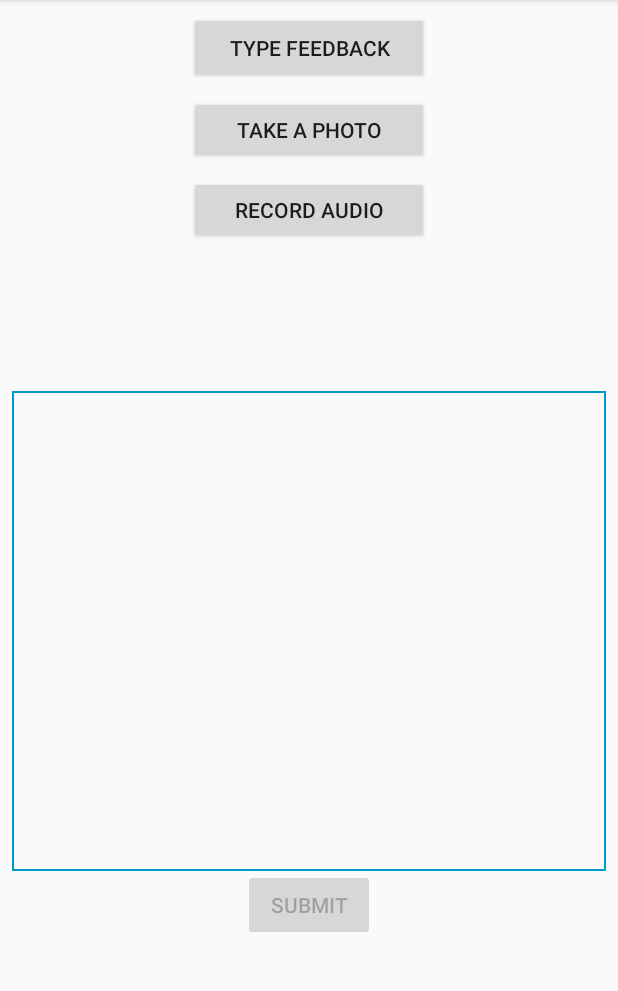
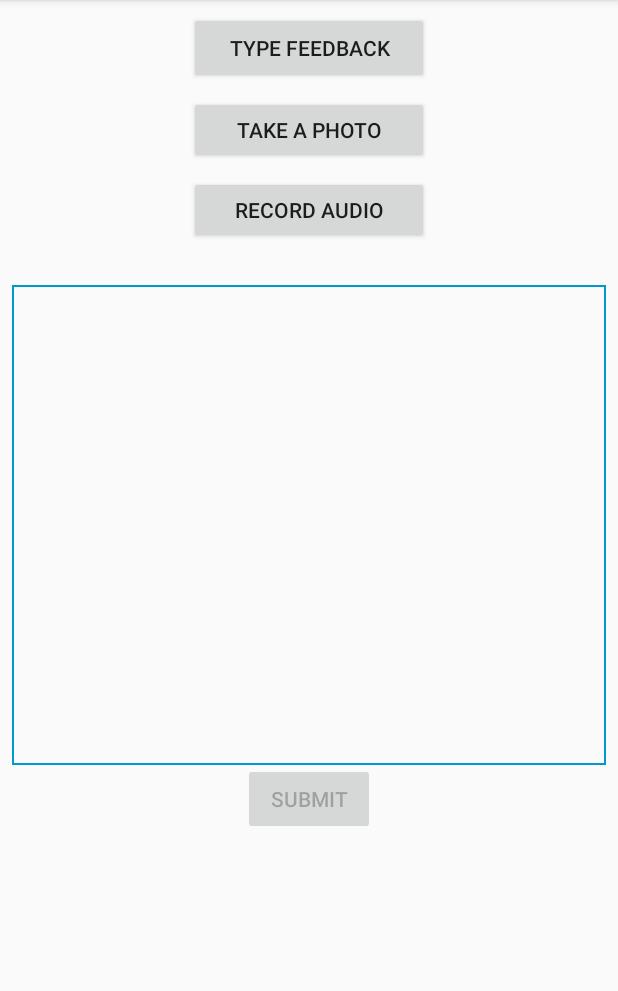
Before and after one commit to dcostinett/ProvidenceHackathon, an Android app: the screen it shows after launch (CustomerFeedbackActivity), after a tap on "TYPE FEEDBACK", on a phone screen of 412 x 824 dp, the part 84-1075 px from its top. Run offline under Robolectric (Android 15) with nearby library versions, the phone set to English and light mode, and no system bars; our stand-ins replace ButterKnife, Dagger/Hilt's generated code; libraries missing offline, so code that uses them is left out: retrofit2.adapter.rxjava, rx.android.schedulers, rx.schedulers; 6 statements that could not run were skipped.

Commit message:
minor tweaks

```diff
--- a/app/src/main/java/org/providence/hackathon/hackathon/NetworkService.java
+++ b/app/src/main/java/org/providence/hackathon/hackathon/NetworkService.java
@@ -151,6 +151,9 @@ public class NetworkService {
                     @Override
                     public void onError(Throwable e) {
                         Log.d(TAG, "postTextFeedback onError: " + e.getMessage());
+                        Intent intent = new Intent();
+                        intent.setAction(CustomerFeedbackActivity.TEXT_FEEDBACK_SENT_ACTION);
+                        context.sendBroadcast(intent);
                     }
 
                     @Override
@@ -177,6 +180,9 @@ public class NetworkService {
                    @Override
                    public void onError(Throwable e) {
                        Log.d(TAG, "Error posting audio: " + e.getMessage());
+                       Intent intent = new Intent();
+                       intent.setAction(CustomerFeedbackActivity.AUDIO_FEEDBACK_SENT_ACTION);
+                       context.sendBroadcast(intent);
                    }
 
                    @Override
@@ -203,6 +209,9 @@ public class NetworkService {
                     @Override
                     public void onError(Throwable e) {
                         Log.d(TAG, "Error posting image: " + e.getMessage());
+                        Intent intent = new Intent();
+                        intent.setAction(CustomerFeedbackActivity.IMAGE_FEEDBACK_SENT_ACTION);
+                        context.sendBroadcast(intent);
                     }
 
                     @Override
--- a/app/src/main/res/layout/activity_customer_feedback.xml
+++ b/app/src/main/res/layout/activity_customer_feedback.xml
@@ -1,11 +1,13 @@
 <?xml version="1.0" encoding="utf-8"?>
-<android.support.design.widget.CoordinatorLayout
-    xmlns:android="http://schemas.android.com/apk/res/android"
+<ScrollView xmlns:android="http://schemas.android.com/apk/res/android"
     xmlns:app="http://schemas.android.com/apk/res-auto"
     xmlns:tools="http://schemas.android.com/tools"
     android:layout_width="match_parent"
-    android:layout_height="match_parent"
-    tools:context="org.providence.hackathon.hackathon.CustomerFeedbackActivity">
+    android:layout_height="match_parent">
+    <LinearLayout
+        android:orientation="vertical"
+        android:layout_width="match_parent"
+        android:layout_height="match_parent">
 
         <android.support.design.widget.AppBarLayout
             android:layout_width="match_parent"
@@ -22,5 +24,5 @@
         </android.support.design.widget.AppBarLayout>
 
         <include layout="@layout/content_customer_feedback" />
-
-</android.support.design.widget.CoordinatorLayout>
+    </LinearLayout>
+ </ScrollView>
```
Lines whose indentation alone changed are shown as unchanged.
